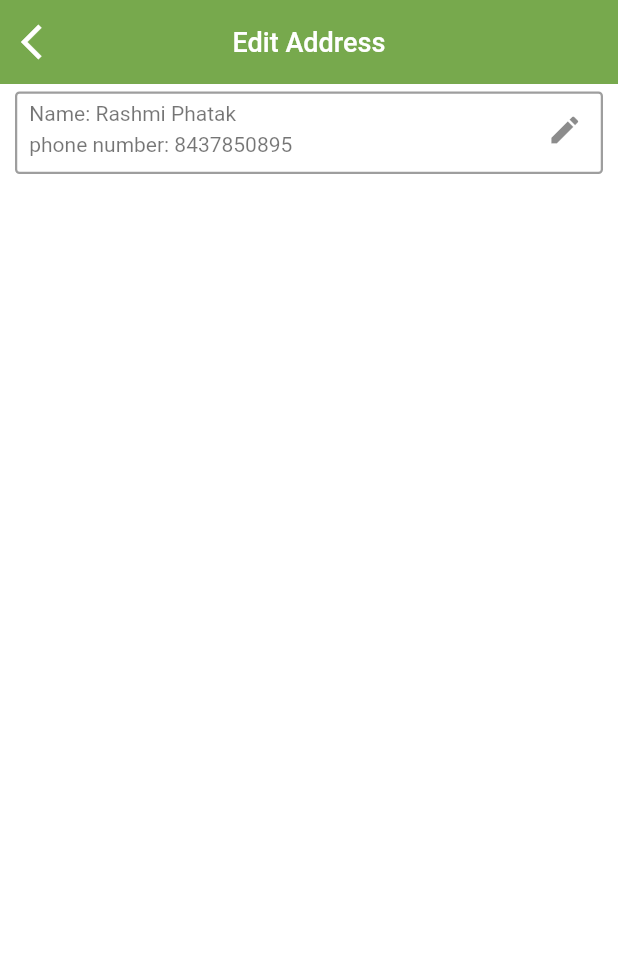
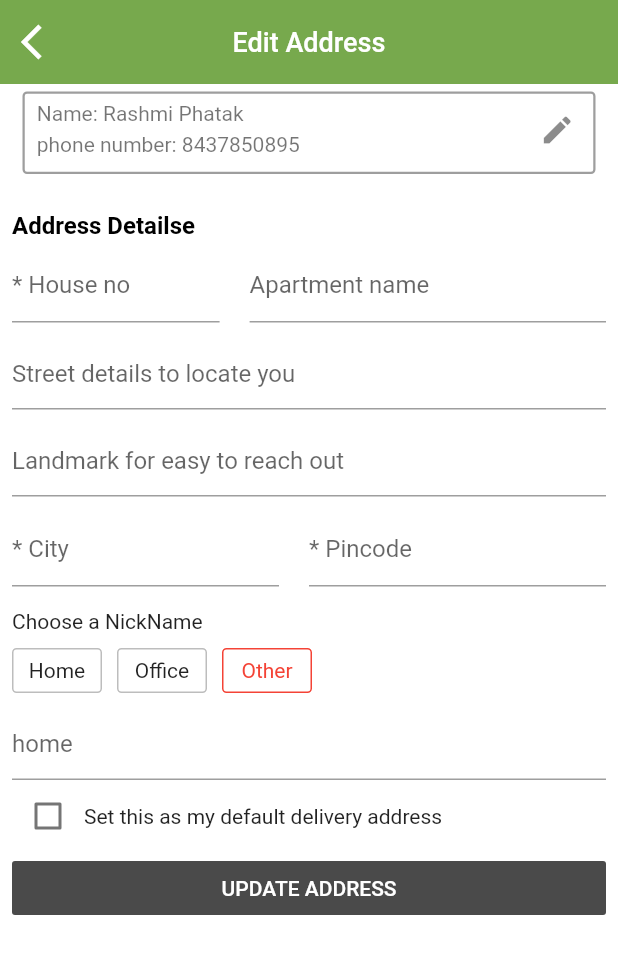
Before and after one commit to Manu-AdapptLimited/basket2, a Flutter app: the screen it shows after launch, on a phone screen of 412 x 824 dp. Shown: the top 954 px of the screen. Run offline on Flutter 3.47's test engine with Material 2 defaults, Android fonts, the light colour scheme and no system bars.

Commit message:
completed notification

```diff
--- a/lib/DeliveryAddress/Widget/DefaultAdd.dart
+++ b/lib/DeliveryAddress/Widget/DefaultAdd.dart
@@ -18,7 +18,7 @@ class _DefaultAddState extends State<DefaultAdd> {
     return Container(
       color: Colors.white,
       padding: EdgeInsets.only(top: 5,bottom: 5),
-      margin: EdgeInsets.only(bottom: 4),
+      margin: EdgeInsets.only(bottom: 2),
       child: Column(
         crossAxisAlignment: CrossAxisAlignment.start,
         children: [
--- /dev/null
+++ b/lib/EditAddress/AddressDetails.dart
@@ -0,0 +1,196 @@
+
+import 'package:flutter/material.dart';
+
+class AddressDetails extends StatefulWidget {
+  @override
+  _AddressDetailsState createState() => _AddressDetailsState();
+}
+
+class _AddressDetailsState extends State<AddressDetails> {
+  TextEditingController _controller = TextEditingController();
+
+  bool isChecked = false;
+
+  @override
+  Widget build(BuildContext context) {
+    return Container(
+      margin: EdgeInsets.only(top: 10, left: 8, right: 8),
+      child: Column(
+        crossAxisAlignment: CrossAxisAlignment.start,
+        children: [
+          Padding(
+            padding: const EdgeInsets.only(top: 15, bottom: 5),
+            child: Text(
+              'Address Detailse',
+              style: TextStyle(
+                  color: Colors.black,
+                  fontWeight: FontWeight.bold,
+                  fontSize: 16),
+            ),
+          ),
+          Row(
+            mainAxisAlignment: MainAxisAlignment.spaceBetween,
+            children: [
+              Expanded(
+                  flex: 10,
+                  child: Container(
+                    margin: EdgeInsets.only(right: 20),
+                    height: 50,
+                    child: TextField(
+                        strutStyle: StrutStyle(),
+                        decoration: new InputDecoration(
+                          labelStyle: TextStyle(height: 0.2),
+                          labelText: '* House no',
+                        )),
+                  )),
+              Expanded(
+                flex: 15,
+                child: Container(
+                    height: 50,
+                    child: TextField(
+                      decoration: InputDecoration(
+                          labelStyle: TextStyle(height: 0.2),
+                          labelText: 'Apartment name'),
+                    )),
+              )
+            ],
+          ),
+          Row(
+            children: [
+              Expanded(
+                child: Container(
+                  margin: EdgeInsets.only(top: 10),
+                  child: TextField(
+                    decoration: InputDecoration(
+                        hintText: 'Street details to locate you'),
+                  ),
+                ),
+              ),
+            ],
+          ),
+          Row(
+            children: [
+              Expanded(
+                child: Container(
+                  margin: EdgeInsets.only(top: 10),
+                  child: TextField(
+                      decoration: InputDecoration(
+                    hintText: 'Landmark for easy to reach out',
+                  )),
+                ),
+              ),
+            ],
+          ),
+          Row(
+            mainAxisAlignment: MainAxisAlignment.spaceBetween,
+            children: [
+              Expanded(
+                  flex: 10,
+                  child: Container(
+                    margin: EdgeInsets.only(right: 20, top: 10),
+                    height: 50,
+                    child: TextField(
+                        strutStyle: StrutStyle(),
+                        decoration: new InputDecoration(
+                          labelStyle: TextStyle(height: 0.2),
+                          labelText: '* City',
+                        )),
+                  )),
+              Expanded(
+                flex: 10,
+                child: Container(
+                    margin: EdgeInsets.only(top: 10),
+                    height: 50,
+                    child: TextField(
+                      decoration: InputDecoration(
+                          labelStyle: TextStyle(height: 0.2),
+                          labelText: '* Pincode'),
+                    )),
+              )
+            ],
+          ),
+          Padding(
+            padding: const EdgeInsets.only(top: 15),
+            child: Text('Choose a NickName'),
+          ),
+          SizedBox(
+            height: 10,
+          ),
+          Container(
+            child: Wrap(
+              children: [
+                Container(
+                  alignment: Alignment.center,
+                  height: 30,
+                  width: 60,
+                  decoration: BoxDecoration(
+                      border: Border.all(color: Colors.grey[400]),
+                      borderRadius: BorderRadius.all(Radius.circular(3))),
+                  child: Text('Home'),
+                ),
+                Container(
+                  margin: EdgeInsets.only(left: 10),
+                  alignment: Alignment.center,
+                  height: 30,
+                  width: 60,
+                  decoration: BoxDecoration(
+                      border: Border.all(color: Colors.grey[400]),
+                      borderRadius: BorderRadius.all(Radius.circular(3))),
+                  child: Text('Office'),
+                ),
+                Container(
+                  margin: EdgeInsets.only(left: 10),
+                  alignment: Alignment.center,
+                  height: 30,
+                  width: 60,
+                  decoration: BoxDecoration(
+                      border: Border.all(color: Colors.red),
+                      borderRadius: BorderRadius.all(Radius.circular(3))),
+                  child: Text(
+                    'Other',
+                    style: TextStyle(color: Colors.red),
+                  ),
+                )
+              ],
+            ),
+          ),
+          Row(
+            children: [
+              Expanded(
+                child: Container(
+                  margin: EdgeInsets.only(top: 10),
+                  child: TextField(
+                      decoration: InputDecoration(
+                    hintText: 'home',
+                  )),
+                ),
+              ),
+            ],
+          ),
+          Row(
+            children: [
+              Checkbox(
+
+                  value: isChecked,
+                  onChanged: (value) {
+                    setState(() {
+                      isChecked=value;
+                    });
+                  }),
+              Text('Set this as my default delivery address')
+            ],
+          ),
+          Container(
+            width: MediaQuery.of(context).size.width,
+            child: FlatButton(
+                color: Color.fromRGBO(74, 74, 74, 1),
+                onPressed: () {},
+                child: Text('UPDATE ADDRESS',style: TextStyle(
+                  color: Colors.white
+                ),)),
+          )
+        ],
+      ),
+    );
+  }
+}
--- a/lib/EditAddress/Edit.dart
+++ b/lib/EditAddress/Edit.dart
@@ -1 +1,2 @@
 export 'PersonDetails.dart';
+export 'AddressDetails.dart';
--- a/lib/EditAddress/EditAdd.dart
+++ b/lib/EditAddress/EditAdd.dart
@@ -29,8 +29,11 @@ class EditAdd extends StatelessWidget {
               minHeight: viewportConstraints.maxHeight,
             ),
             child: Column(
+              crossAxisAlignment: CrossAxisAlignment.start,
               children: [
                PersonDetails(),
+               AddressDetails()
+
 
 
               ],
--- a/lib/EditAddress/PersonDetails.dart
+++ b/lib/EditAddress/PersonDetails.dart
@@ -5,8 +5,8 @@ class PersonDetails extends StatelessWidget {
   Widget build(BuildContext context) {
     return Container(
       margin: EdgeInsets.only(
-        left: 10,
-        right: 10,
+        left: 15,
+        right: 15,
         top: 5,
       ),
       height: 55,
--- a/lib/Exports.dart
+++ b/lib/Exports.dart
@@ -3,3 +3,4 @@ export 'ReviewScreen/Review.dart';
 export 'Screens/MyHomePae.dart';
 export 'DeliveryAddress/DeliveryAdd.dart';
 export 'EditAddress/EditAdd.dart';
+export 'Notification/Notifications.dart';
--- /dev/null
+++ b/lib/Notification/Notifications.dart
@@ -0,0 +1,57 @@
+import 'package:flutter/material.dart';
+
+class Notifications extends StatefulWidget {
+  @override
+  _NotificationsState createState() => _NotificationsState();
+}
+
+class _NotificationsState extends State<Notifications> {
+  @override
+  Widget build(BuildContext context) {
+    return DefaultTabController(
+      initialIndex: 0,
+      length: 2,
+      child: Scaffold(
+        backgroundColor: Colors.white,
+        appBar: AppBar(
+          leading: IconButton(
+              icon: Icon(
+                Icons.arrow_back_ios,
+                size: 28,
+              ),
+              onPressed: () {}),
+          elevation: 0,
+          centerTitle: true,
+          backgroundColor: Color.fromRGBO(104, 159, 57, 0.9),
+          title: Text('Notification',
+              style: TextStyle(
+                fontSize: 18,
+              )),
+          bottom: PreferredSize(
+            preferredSize: Size.fromHeight(20),
+            child: Container(
+              height: 30,
+              color: Colors.white,
+              child: TabBar(
+                  indicatorColor: Colors.black,
+                  labelColor: Colors.black,
+                  indicatorWeight: 3,
+                  tabs: [
+                    Tab(
+                      text: 'Alerts',
+                    ),
+                    Tab(
+                      text: 'Offers',
+                    ),
+                  ]),
+            ),
+          ),
+        ),
+        body: TabBarView(children: [
+          Center(child: Text('No Alerts')),
+          Center(child: Text('No Alerts')),
+        ]),
+      ),
+    );
+  }
+}
--- a/lib/main.dart
+++ b/lib/main.dart
@@ -1,3 +1,4 @@
+
 import 'package:flutter/material.dart';
 
 import 'Exports.dart';
@@ -17,7 +18,7 @@ class MyApp extends StatelessWidget {
         primaryColor: Colors.blue,
         visualDensity: VisualDensity.adaptivePlatformDensity,
       ),
-      home: EditAdd(),
+      home:EditAdd(),
     );
   }
 }
```
